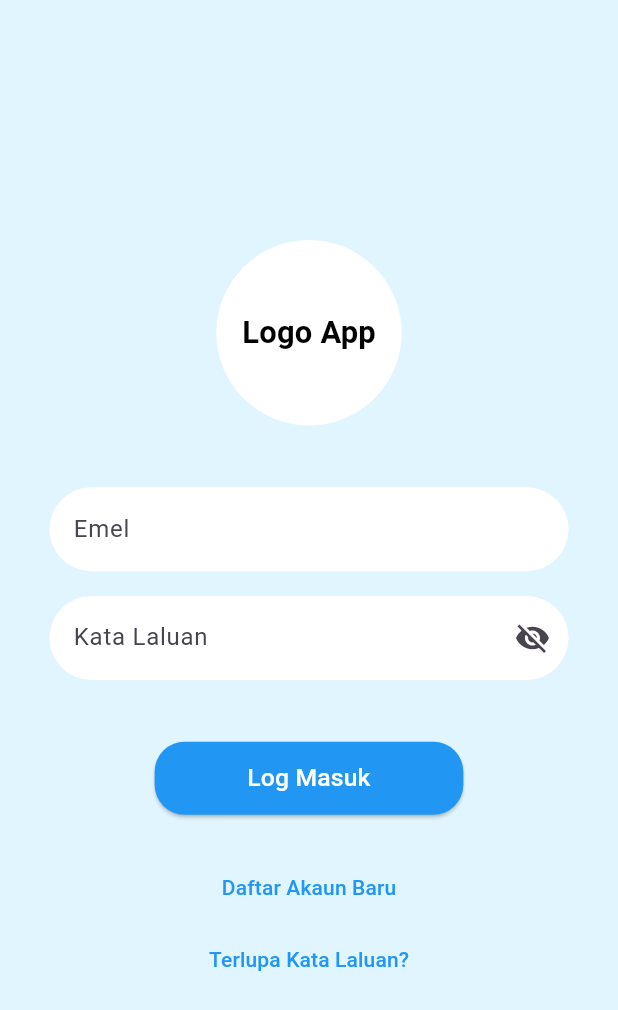
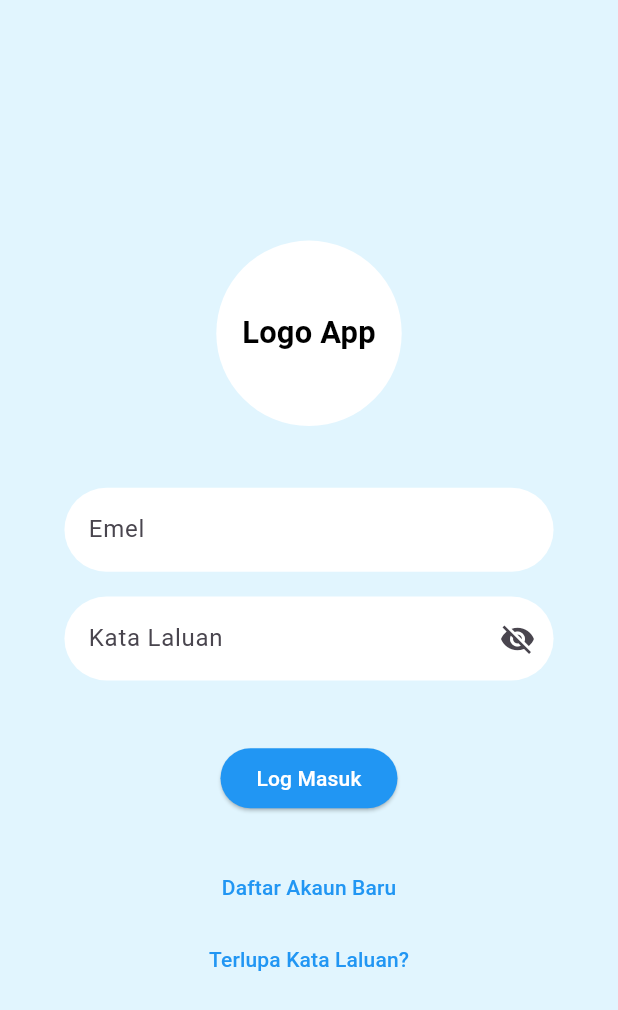
Before and after one commit to Kshn7/Hakimi, a Flutter app: the screen it shows after launch, on a phone screen of 412 x 824 dp. Shown: the top 1010 px of the screen. Run offline on Flutter 3.47's test engine with Material 3 defaults, Android fonts, the phone set to English and light mode, and no system bars; drawn by our look-alikes of auto_size_text; our stand-ins replace cloud_firestore, firebase_auth, firebase_core, pdf, printing; accounts and stored records are empty.

Commit message:
revise padding on button and hide thumb scrolling

```diff
--- a/lib/auth/login_page_ui.dart
+++ b/lib/auth/login_page_ui.dart
@@ -1,3 +1,4 @@
+import 'package:auto_size_text/auto_size_text.dart';
 import 'package:firebase_auth/firebase_auth.dart';
 import 'package:flutter/material.dart';
 
@@ -45,7 +46,8 @@ class _LoginPageState extends State<LoginPage> {
     // Get the width and height of the device screen using MediaQuery
     final screenWidth = MediaQuery.of(context).size.width;
     final screenHeight = MediaQuery.of(context).size.height;
-
+    bool isWebLayout =
+        MediaQuery.of(context).size.aspectRatio > 1; //weblayout change
     return Scaffold(
       backgroundColor: Colors.lightBlue[50],
       body: Center(
@@ -54,18 +56,24 @@ class _LoginPageState extends State<LoginPage> {
             padding: EdgeInsets.symmetric(horizontal: screenWidth * 0.08),
             child: Form(
               key: _formKey, // Assign the form key here
+              child: Container(
+                width: isWebLayout ? 400 : double.infinity,
+                padding: EdgeInsets.all(isWebLayout ? 20 : 10),
                 child: Column(
                   mainAxisAlignment: MainAxisAlignment.center,
                   children: [
                     CircleAvatar(
                       radius: screenWidth * 0.15,
                       backgroundColor: Colors.white,
-                    child: Text(
+                      child: Center(
+                        child: AutoSizeText(
                           'Logo App',
+                          textAlign: TextAlign.center,
                           style: TextStyle(
                             fontSize: screenWidth * 0.05,
                             color: Colors.black,
                             fontWeight: FontWeight.bold,
+                          ),
                         ),
                       ),
                     ),
@@ -143,19 +151,15 @@ class _LoginPageState extends State<LoginPage> {
                           borderRadius: BorderRadius.circular(20),
                         ),
                         backgroundColor: Colors.blue,
-                      padding: EdgeInsets.symmetric(
-                          vertical: screenHeight * 0.015,
-                          horizontal: screenWidth * 0.15),
-                           minimumSize: Size(screenWidth * 0.4, 40),
+                        minimumSize: Size(screenWidth * 0.2, 40),
                       ),
-                    child: Text(
+                      child: AutoSizeText(
                         _forgot
                             ? 'Tetapkan semula'
                             : _register
                                 ? 'Daftar'
                                 : 'Log Masuk',
-                      style: TextStyle(
-                          fontSize: screenWidth * 0.04, color: Colors.white),
+                        style: TextStyle(color: Colors.white),
                         textAlign: TextAlign.center,
                       ),
                     ),
@@ -188,6 +192,7 @@ class _LoginPageState extends State<LoginPage> {
                         ),
                       ),
                   ],
+                ),
               ),
             ),
           ),
--- a/lib/home/home.dart
+++ b/lib/home/home.dart
@@ -38,13 +38,11 @@ class HomePageState extends State<HomePage> {
     });
   }
 
-
-
   @override
   Widget build(BuildContext context) {
-
     double screenWidth = MediaQuery.of(context).size.width;
-     bool isWebLayout = MediaQuery.of(context).size.aspectRatio > 1; //weblayout change
+    bool isWebLayout =
+        MediaQuery.of(context).size.aspectRatio > 1; //weblayout change
 
     return Scaffold(
       appBar: AppBar(
@@ -52,31 +50,26 @@ class HomePageState extends State<HomePage> {
         backgroundColor: Colors.blue,
         actions: [IconButton(onPressed: _logout, icon: Icon(Icons.logout))],
       ),
-
       body: Center(
         child: Container(
-      width: isWebLayout ?400 : double.infinity,
-      padding: EdgeInsets.all(isWebLayout?20 : 10),
-
+          width: isWebLayout ? 400 : double.infinity,
+          padding: EdgeInsets.all(isWebLayout ? 20 : 10),
           child: Column(
-
             crossAxisAlignment: CrossAxisAlignment.stretch,
             children: [
-              Expanded(child:_widgetOptions[_selectedIndex]),
-              SizedBox(height:20),
+              Expanded(child: _widgetOptions[_selectedIndex]),
+              SizedBox(height: 20),
               SizedBox(
-
                 width: isWebLayout ? 400 : double.infinity,
-                child: ElevatedButton( onPressed: () {},
-                style: ElevatedButton.styleFrom (
+                child: ElevatedButton(
+                  onPressed: () {},
+                  style: ElevatedButton.styleFrom(
                     padding: EdgeInsets.symmetric(
-                 vertical: isWebLayout?  16 : 12,),
-                textStyle: TextStyle(fontSize: isWebLayout?  18 : 14),
+                      vertical: isWebLayout ? 16 : 12,
                     ),
-
+                    textStyle: TextStyle(fontSize: isWebLayout ? 18 : 14),
+                  ),
                   child: Text("Submit"),
-
-
                 ),
               ),
             ],
@@ -89,7 +82,6 @@ class HomePageState extends State<HomePage> {
             icon: Icon(Icons.calendar_today),
             label: 'Booking Calendar',
           ),
-
           BottomNavigationBarItem(
             icon: Icon(Icons.receipt),
             label: 'Receipt Generator',
@@ -107,14 +99,12 @@ class HomePageState extends State<HomePage> {
             label: 'Homestay Profile',
           ),
         ],
-
         currentIndex: _selectedIndex,
         selectedItemColor: Colors.blue,
         unselectedItemColor: Colors.grey,
         onTap: _onItemTapped,
       ),
     );
-  }
   }
 
   void _logout() async {
@@ -123,3 +113,4 @@ void _logout() async {
       Navigator.pushReplacementNamed(context, '/login'); //bring user to login
     }
   }
+}
--- a/pubspec.yaml
+++ b/pubspec.yaml
@@ -39,7 +39,7 @@ dependencies:
   uuid:
   pdf: ^3.6.0
   printing: ^5.7.0
-
+  auto_size_text:
 
 
   # The following adds the Cupertino Icons font to your application.
```
Also changed, not shown: pubspec.lock. Lines whose indentation alone changed are shown as unchanged.
